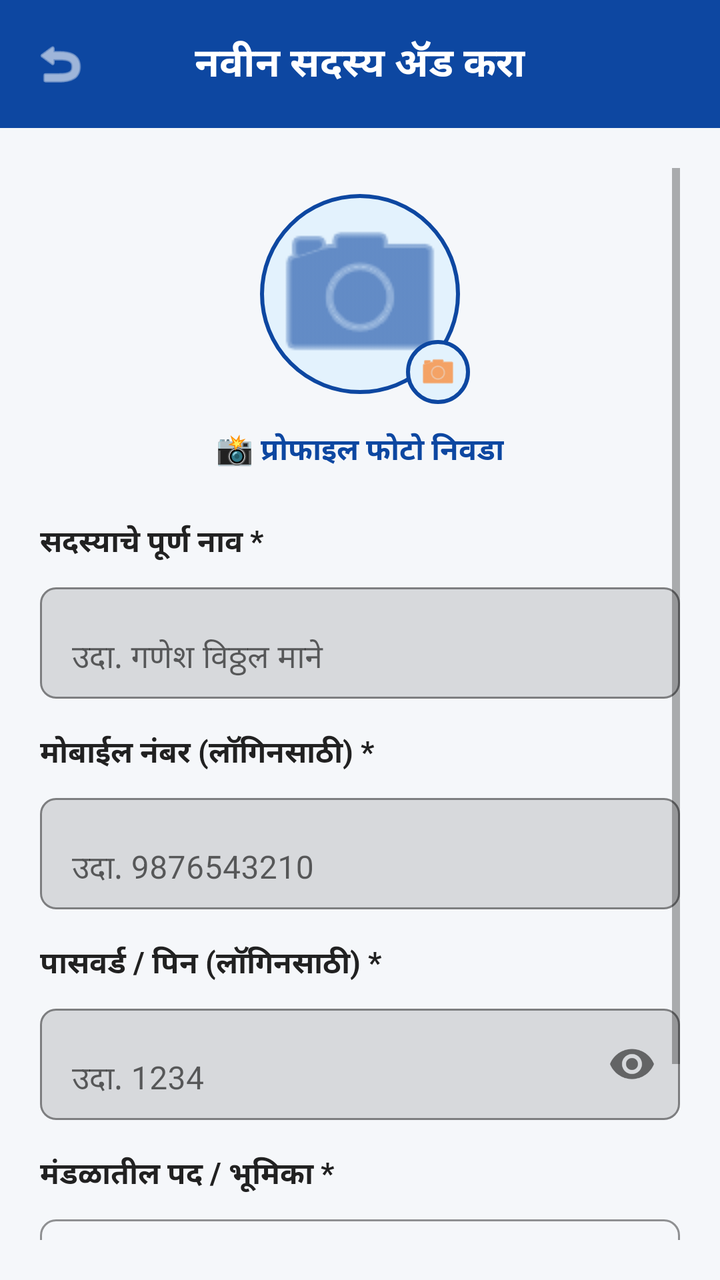
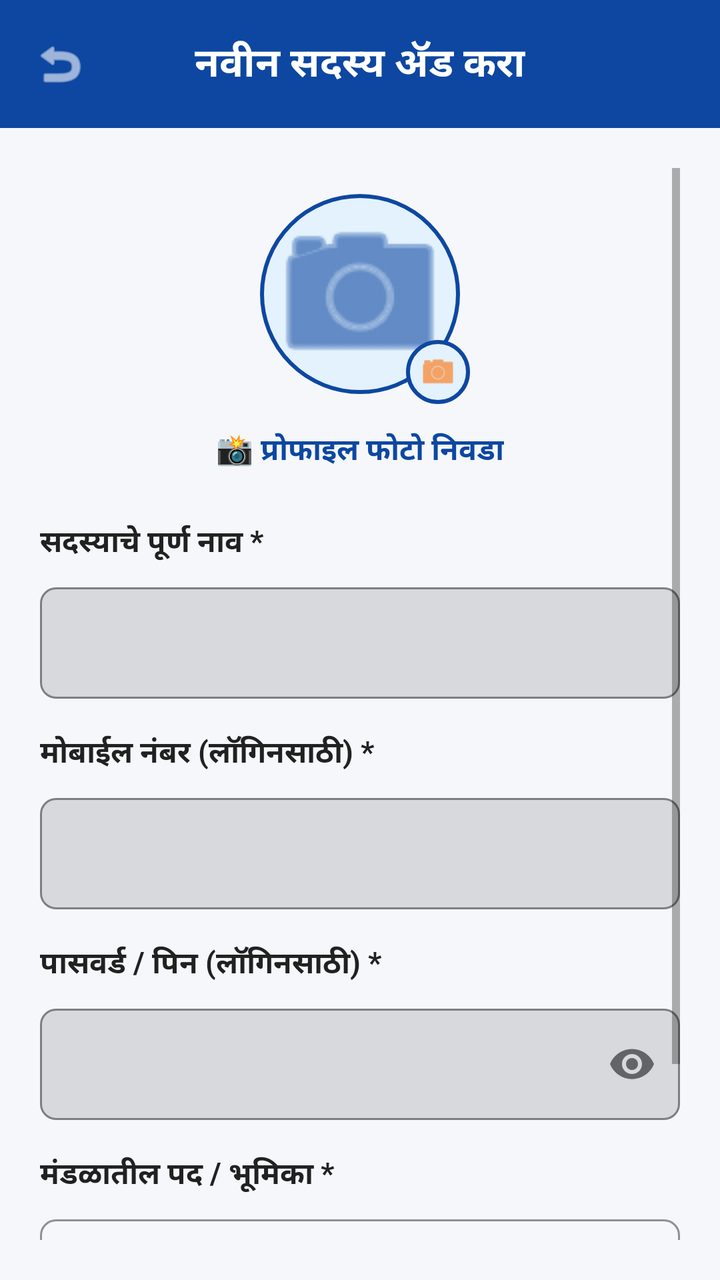

Before-and-after screenshots of an Android layout around one commit, followed by the original layout XML and the change that was made.
<!-- AndroidManifest.xml: application theme Theme.GaneshMitraMandal -->
<!-- res/layout/activity_add_member.xml -->
<?xml version="1.0" encoding="utf-8"?>
<RelativeLayout xmlns:android="http://schemas.android.com/apk/res/android"
    xmlns:app="http://schemas.android.com/apk/res-auto"
    android:layout_width="match_parent"
    android:layout_height="match_parent"
    android:background="@color/bg_light">

    
    <RelativeLayout
        android:id="@+id/topBar"
        android:layout_width="match_parent"
        android:layout_height="64dp"
        android:background="@color/primary_blue"
        android:paddingHorizontal="16dp">

        <ImageView
            android:id="@+id/btnBack"
            android:layout_width="28dp"
            android:layout_height="28dp"
            android:layout_alignParentStart="true"
            android:layout_centerVertical="true"
            android:src="@android:drawable/ic_menu_revert"
            app:tint="@color/white" />

        <TextView
            android:id="@+id/tvTitle"
            android:layout_width="wrap_content"
            android:layout_height="wrap_content"
            android:layout_centerInParent="true"
            android:text="नवीन सदस्य ॲड करा"
            android:textColor="@color/white"
            android:textSize="20sp"
            android:textStyle="bold" />
    </RelativeLayout>

    <ScrollView
        android:layout_width="match_parent"
        android:layout_height="match_parent"
        android:layout_below="@id/topBar"
        android:padding="20dp">

        <LinearLayout
            android:layout_width="match_parent"
            android:layout_height="wrap_content"
            android:gravity="center_horizontal"
            android:orientation="vertical">

            
            <RelativeLayout
                android:id="@+id/layoutPhotoSelect"
                android:layout_width="110dp"
                android:layout_height="110dp"
                android:layout_marginTop="8dp"
                android:layout_marginBottom="12dp">

                <ImageView
                    android:id="@+id/ivProfilePhoto"
                    android:layout_width="100dp"
                    android:layout_height="100dp"
                    android:layout_centerInParent="true"
                    android:background="@drawable/circle_bg"
                    android:padding="2dp"
                    android:scaleType="centerCrop"
                    android:src="@android:drawable/ic_menu_camera"
                    app:tint="@color/primary_blue" />

                <ImageView
                    android:layout_width="32dp"
                    android:layout_height="32dp"
                    android:layout_alignParentEnd="true"
                    android:layout_alignParentBottom="true"
                    android:background="@drawable/circle_bg"
                    android:padding="6dp"
                    android:src="@android:drawable/ic_menu_camera"
                    app:tint="@color/accent_orange" />
            </RelativeLayout>

            <TextView
                android:id="@+id/btnSelectPhoto"
                android:layout_width="wrap_content"
                android:layout_height="wrap_content"
                android:layout_marginBottom="24dp"
                android:text="📸 प्रोफाइल फोटो निवडा"
                android:textColor="@color/primary_blue"
                android:textSize="15sp"
                android:textStyle="bold" />

            
            <TextView
                android:layout_width="match_parent"
                android:layout_height="wrap_content"
                android:layout_marginBottom="6dp"
                android:text="सदस्याचे पूर्ण नाव *"
                android:textColor="@color/text_primary"
                android:textSize="15sp"
                android:textStyle="bold" />

            <com.google.android.material.textfield.TextInputLayout
                android:layout_width="match_parent"
                android:layout_height="wrap_content"
                android:layout_marginBottom="16dp"
                app:boxBackgroundMode="outline"
                app:boxCornerRadiusBottomEnd="8dp"
                app:boxCornerRadiusBottomStart="8dp"
                app:boxCornerRadiusTopEnd="8dp"
                app:boxCornerRadiusTopStart="8dp"
                app:boxStrokeColor="@color/primary_blue">

                <com.google.android.material.textfield.TextInputEditText
                    android:id="@+id/etName"
                    android:layout_width="match_parent"
                    android:layout_height="wrap_content"
                    android:hint="उदा. गणेश विठ्ठल माने"
                    android:inputType="textPersonName" />
            </com.google.android.material.textfield.TextInputLayout>

            
            <TextView
                android:layout_width="match_parent"
                android:layout_height="wrap_content"
                android:layout_marginBottom="6dp"
                android:text="मोबाईल नंबर (लॉगिनसाठी) *"
                android:textColor="@color/text_primary"
                android:textSize="15sp"
                android:textStyle="bold" />

            <com.google.android.material.textfield.TextInputLayout
                android:layout_width="match_parent"
                android:layout_height="wrap_content"
                android:layout_marginBottom="16dp"
                app:boxBackgroundMode="outline"
                app:boxCornerRadiusBottomEnd="8dp"
                app:boxCornerRadiusBottomStart="8dp"
                app:boxCornerRadiusTopEnd="8dp"
                app:boxCornerRadiusTopStart="8dp"
                app:boxStrokeColor="@color/primary_blue">

                <com.google.android.material.textfield.TextInputEditText
                    android:id="@+id/etPhone"
                    android:layout_width="match_parent"
                    android:layout_height="wrap_content"
                    android:hint="उदा. 9876543210"
                    android:inputType="phone"
                    android:maxLength="10" />
            </com.google.android.material.textfield.TextInputLayout>

            
            <TextView
                android:layout_width="match_parent"
                android:layout_height="wrap_content"
                android:layout_marginBottom="6dp"
                android:text="पासवर्ड / पिन (लॉगिनसाठी) *"
                android:textColor="@color/text_primary"
                android:textSize="15sp"
                android:textStyle="bold" />

            <com.google.android.material.textfield.TextInputLayout
                android:layout_width="match_parent"
                android:layout_height="wrap_content"
                android:layout_marginBottom="16dp"
                app:boxBackgroundMode="outline"
                app:boxCornerRadiusBottomEnd="8dp"
                app:boxCornerRadiusBottomStart="8dp"
                app:boxCornerRadiusTopEnd="8dp"
                app:boxCornerRadiusTopStart="8dp"
                app:boxStrokeColor="@color/primary_blue"
                app:passwordToggleEnabled="true">

                <com.google.android.material.textfield.TextInputEditText
                    android:id="@+id/etPin"
                    android:layout_width="match_parent"
                    android:layout_height="wrap_content"
                    android:hint="उदा. 1234"
                    android:inputType="numberPassword"
                    android:maxLength="6" />
            </com.google.android.material.textfield.TextInputLayout>

            
            <TextView
                android:layout_width="match_parent"
                android:layout_height="wrap_content"
                android:layout_marginBottom="6dp"
                android:text="मंडळातील पद / भूमिका *"
                android:textColor="@color/text_primary"
                android:textSize="15sp"
                android:textStyle="bold" />

            <com.google.android.material.textfield.TextInputLayout
                style="@style/Widget.MaterialComponents.TextInputLayout.OutlinedBox.ExposedDropdownMenu"
                android:layout_width="match_parent"
                android:layout_height="wrap_content"
                android:layout_marginBottom="32dp"
                app:boxCornerRadiusBottomEnd="8dp"
                app:boxCornerRadiusBottomStart="8dp"
                app:boxCornerRadiusTopEnd="8dp"
                app:boxCornerRadiusTopStart="8dp"
                app:boxStrokeColor="@color/primary_blue">

                <AutoCompleteTextView
                    android:id="@+id/actvRoleInMandal"
                    android:layout_width="match_parent"
                    android:layout_height="wrap_content"
                    android:hint="पद निवडा (अध्यक्ष, उपाध्यक्ष...)"
                    android:inputType="none" />
            </com.google.android.material.textfield.TextInputLayout>

            
            <com.google.android.material.button.MaterialButton
                android:id="@+id/btnSaveMember"
                android:layout_width="match_parent"
                android:layout_height="56dp"
                android:backgroundTint="@color/jama_green"
                android:text="सदस्य साठवा"
                android:textColor="@color/white"
                android:textSize="18sp"
                android:textStyle="bold"
                app:cornerRadius="12dp" />

        </LinearLayout>
    </ScrollView>

</RelativeLayout>
<!-- resources referenced by this layout -->
<resources>
  <color name="accent_orange">#FF6D00</color>
  <color name="bg_light">#F5F7FA</color>
  <color name="jama_green">#2E7D32</color>
  <color name="primary_blue">#0D47A1</color>
  <color name="text_primary">#212121</color>
  <color name="white">#FFFFFF</color>
  <!-- drawable circle_bg (drawable) -->
  <?xml version="1.0" encoding="utf-8"?>
  <shape xmlns:android="http://schemas.android.com/apk/res/android"
      android:shape="oval">
      <solid android:color="#E3F2FD" />
      <stroke
          android:width="2dp"
          android:color="@color/primary_blue" />
  </shape>
  <style name="Theme.GaneshMitraMandal" parent="Theme.MaterialComponents.Light.NoActionBar">
          <item name="colorPrimary">@color/primary_blue</item>
          <item name="colorPrimaryDark">@color/primary_blue_dark</item>
          <item name="colorAccent">@color/accent_orange</item>
          <item name="android:windowBackground">@color/bg_light</item>
          <item name="android:statusBarColor">@color/primary_blue_dark</item>
      </style>
  <color name="primary_blue_dark">#082F6B</color>
</resources>

<!-- the commit's change to res/layout/activity_add_member.xml (unified diff, before → after) -->
@@ -110,7 +110,7 @@
                     android:id="@+id/etName"
                     android:layout_width="match_parent"
                     android:layout_height="wrap_content"
-                    android:hint="उदा. गणेश विठ्ठल माने"
+                    android:hint=""
                     android:inputType="textPersonName" />
             </com.google.android.material.textfield.TextInputLayout>
 
@@ -139,7 +139,7 @@
                     android:id="@+id/etPhone"
                     android:layout_width="match_parent"
                     android:layout_height="wrap_content"
-                    android:hint="उदा. 9876543210"
+                    android:hint=""
                     android:inputType="phone"
                     android:maxLength="10" />
             </com.google.android.material.textfield.TextInputLayout>
@@ -170,7 +170,7 @@
                     android:id="@+id/etPin"
                     android:layout_width="match_parent"
                     android:layout_height="wrap_content"
-                    android:hint="उदा. 1234"
+                    android:hint=""
                     android:inputType="numberPassword"
                     android:maxLength="6" />
             </com.google.android.material.textfield.TextInputLayout>
